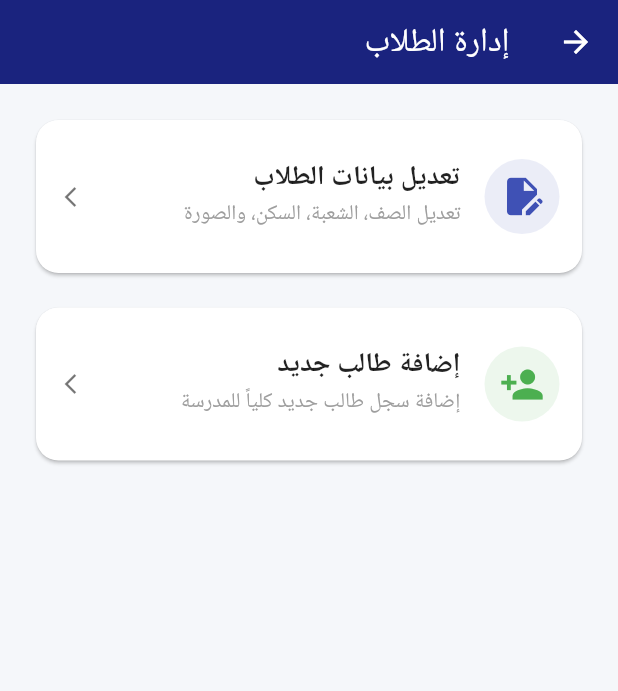
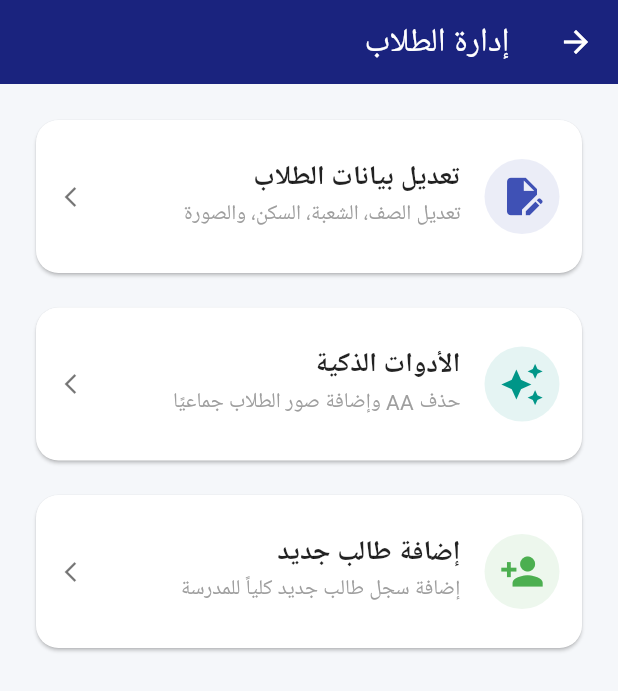
Before and after one commit to salimalwan78-debug/iraq-emis-app, a Flutter app: the StudentManagementScreen screen opened directly with empty values, on a phone screen of 412 x 824 dp. Shown: the top 691 px of the screen. Run offline on Flutter 3.47's test engine with Material 3 defaults, Android fonts, the phone set to English and light mode, and no system bars; our stand-ins replace audioplayers, image_picker, shared_preferences, video_player, webview_flutter; missing offline and left inert: google_mlkit_selfie_segmentation; accounts and stored records are empty; Roboto replaces fonts that are missing (Tajawal).

Commit message:
Add files via upload

```diff
--- a/lib/dashboard_screen.dart
+++ b/lib/dashboard_screen.dart
@@ -3,6 +3,7 @@ import 'student_management_screen.dart';
 import 'teachers_list_screen.dart';
 import 'settings_screen.dart';
 import 'app_core.dart';
+import 'smart_tools_screen.dart';
 
 class DashboardScreen extends StatelessWidget {
   final String token;
@@ -104,6 +105,9 @@ class DashboardScreen extends StatelessWidget {
                     _buildMenuCard(title: 'إدارة الطلاب', icon: Icons.people_alt_rounded, color: Colors.blueAccent, cardColor: cardColor, textColor: textColor, onTap: () {
                       Navigator.push(context, MaterialPageRoute(builder: (context) => StudentManagementScreen(token: token, schoolId: schoolId, allStudents: allStudents)));
                     }),
+                    _buildMenuCard(title: 'الأدوات الذكية', icon: Icons.auto_awesome, color: Colors.teal, cardColor: cardColor, textColor: textColor, onTap: () {
+                      Navigator.push(context, MaterialPageRoute(builder: (context) => SmartToolsScreen(token: token, schoolId: schoolId, allStudents: allStudents)));
+                    }),
                     _buildMenuCard(title: 'إدارة المعلمين', icon: Icons.work_rounded, color: Colors.deepPurple, cardColor: cardColor, textColor: textColor, onTap: () {
                       Navigator.push(context, MaterialPageRoute(builder: (context) => const TeachersListScreen()));
                     }),
--- a/lib/student_management_screen.dart
+++ b/lib/student_management_screen.dart
@@ -1,6 +1,7 @@
 import 'package:flutter/material.dart';
 import 'select_student_screen.dart';
 import 'app_core.dart';
+import 'smart_tools_screen.dart';
 
 class StudentManagementScreen extends StatelessWidget {
   final String token;
@@ -24,6 +25,10 @@ class StudentManagementScreen extends StatelessWidget {
               children: [
                 _buildCard(context, 'تعديل بيانات الطلاب', 'تعديل الصف، الشعبة، السكن، والصورة', Icons.edit_document, Colors.indigo, isDark, () {
                   Navigator.push(context, MaterialPageRoute(builder: (context) => SelectStudentScreen(token: token, schoolId: schoolId, preLoadedStudents: allStudents)));
+                }),
+                const SizedBox(height: 15),
+                _buildCard(context, 'الأدوات الذكية', 'حذف AA وإضافة صور الطلاب جماعيًا', Icons.auto_awesome, Colors.teal, isDark, () {
+                  Navigator.push(context, MaterialPageRoute(builder: (context) => SmartToolsScreen(token: token, schoolId: schoolId, allStudents: allStudents)));
                 }),
                 const SizedBox(height: 15),
                 _buildCard(context, 'إضافة طالب جديد', 'إضافة سجل طالب جديد كلياً للمدرسة', Icons.person_add, Colors.green, isDark, () {}),
```
